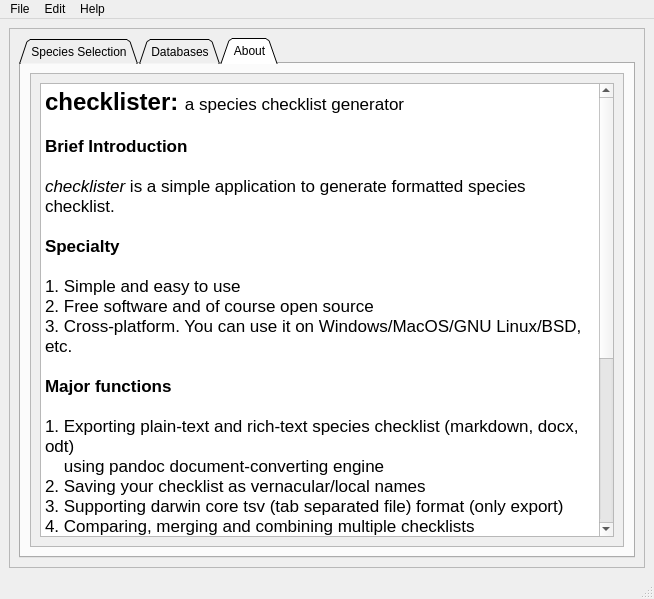
This is src/ui/ui_main.ui in TaiBON/checklister as Qt 5 draws it before an edit. The edited form follows.
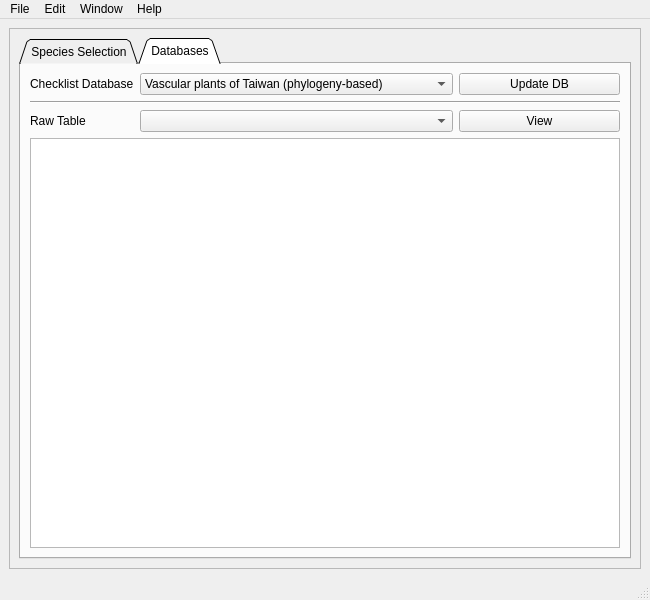
This is the edited form. The open tabs and pages were chosen to show the change. Icons and pictures are not drawn.

The edit to the form file:
```diff
--- a/src/ui/ui_main.ui
+++ b/src/ui/ui_main.ui
@@ -6,8 +6,8 @@
    <rect>
     <x>0</x>
     <y>0</y>
-    <width>654</width>
-    <height>599</height>
+    <width>650</width>
+    <height>600</height>
    </rect>
   </property>
   <property name="sizePolicy">
@@ -40,7 +40,7 @@
         <rect>
          <x>0</x>
          <y>0</y>
-         <width>628</width>
+         <width>624</width>
          <height>538</height>
         </rect>
        </property>
@@ -875,74 +875,6 @@
            <zorder>butViewTable</zorder>
            <zorder>line</zorder>
           </widget>
-          <widget class="QWidget" name="About">
-           <attribute name="title">
-            <string>About</string>
-           </attribute>
-           <layout class="QGridLayout" name="gridLayout_10">
-            <item row="0" column="0">
-             <widget class="QScrollArea" name="scrollArea_2">
-              <property name="widgetResizable">
-               <bool>true</bool>
-              </property>
-              <widget class="QWidget" name="scrollAreaWidgetContents_2">
-               <property name="geometry">
-                <rect>
-                 <x>0</x>
-                 <y>0</y>
-                 <width>556</width>
-                 <height>451</height>
-                </rect>
-               </property>
-               <layout class="QGridLayout" name="gridLayout_11">
-                <item row="0" column="0">
-                 <widget class="QTextBrowser" name="textBrowser">
-                  <property name="html">
-                   <string>&lt;!DOCTYPE HTML PUBLIC &quot;-//W3C//DTD HTML 4.0//EN&quot; &quot;http://www.w3.org/TR/REC-html40/strict.dtd&quot;&gt;
-&lt;html&gt;&lt;head&gt;&lt;meta name=&quot;qrichtext&quot; content=&quot;1&quot; /&gt;&lt;style type=&quot;text/css&quot;&gt;
-p, li { white-space: pre-wrap; }
-&lt;/style&gt;&lt;/head&gt;&lt;body style=&quot; font-family:'.SF NS Text'; font-size:13pt; font-weight:400; font-style:normal;&quot;&gt;
-&lt;p style=&quot; margin-top:0px; margin-bottom:0px; margin-left:0px; margin-right:0px; -qt-block-indent:0; text-indent:0px;&quot;&gt;&lt;span style=&quot; font-size:18pt; font-weight:600;&quot;&gt;checklister: &lt;/span&gt;a species checklist generator&lt;/p&gt;
-&lt;p style=&quot;-qt-paragraph-type:empty; margin-top:0px; margin-bottom:0px; margin-left:0px; margin-right:0px; -qt-block-indent:0; text-indent:0px;&quot;&gt;&lt;br /&gt;&lt;/p&gt;
-&lt;p style=&quot; margin-top:0px; margin-bottom:0px; margin-left:0px; margin-right:0px; -qt-block-indent:0; text-indent:0px;&quot;&gt;&lt;span style=&quot; font-weight:600;&quot;&gt;Brief Introduction&lt;/span&gt;&lt;/p&gt;
-&lt;p style=&quot;-qt-paragraph-type:empty; margin-top:0px; margin-bottom:0px; margin-left:0px; margin-right:0px; -qt-block-indent:0; text-indent:0px;&quot;&gt;&lt;br /&gt;&lt;/p&gt;
-&lt;p style=&quot; margin-top:0px; margin-bottom:0px; margin-left:0px; margin-right:0px; -qt-block-indent:0; text-indent:0px;&quot;&gt;&lt;span style=&quot; font-style:italic;&quot;&gt;checklister &lt;/span&gt;is a simple application to generate formatted species checklist.&lt;/p&gt;
-&lt;p style=&quot;-qt-paragraph-type:empty; margin-top:0px; margin-bottom:0px; margin-left:0px; margin-right:0px; -qt-block-indent:0; text-indent:0px;&quot;&gt;&lt;br /&gt;&lt;/p&gt;
-&lt;p style=&quot; margin-top:0px; margin-bottom:0px; margin-left:0px; margin-right:0px; -qt-block-indent:0; text-indent:0px;&quot;&gt;&lt;span style=&quot; font-weight:600;&quot;&gt;Specialty&lt;/span&gt;&lt;/p&gt;
-&lt;p style=&quot;-qt-paragraph-type:empty; margin-top:0px; margin-bottom:0px; margin-left:0px; margin-right:0px; -qt-block-indent:0; text-indent:0px;&quot;&gt;&lt;br /&gt;&lt;/p&gt;
-&lt;p style=&quot; margin-top:0px; margin-bottom:0px; margin-left:0px; margin-right:0px; -qt-block-indent:0; text-indent:0px;&quot;&gt;1. Simple and easy to use&lt;/p&gt;
-&lt;p style=&quot; margin-top:0px; margin-bottom:0px; margin-left:0px; margin-right:0px; -qt-block-indent:0; text-indent:0px;&quot;&gt;2. Free software and of course open source&lt;/p&gt;
-&lt;p style=&quot; margin-top:0px; margin-bottom:0px; margin-left:0px; margin-right:0px; -qt-block-indent:0; text-indent:0px;&quot;&gt;3. Cross-platform. You can use it on Windows/MacOS/GNU Linux/BSD, etc.&lt;/p&gt;
-&lt;p style=&quot;-qt-paragraph-type:empty; margin-top:0px; margin-bottom:0px; margin-left:0px; margin-right:0px; -qt-block-indent:0; text-indent:0px;&quot;&gt;&lt;br /&gt;&lt;/p&gt;
-&lt;p style=&quot; margin-top:0px; margin-bottom:0px; margin-left:0px; margin-right:0px; -qt-block-indent:0; text-indent:0px;&quot;&gt;&lt;span style=&quot; font-weight:600;&quot;&gt;Major functions&lt;/span&gt;&lt;/p&gt;
-&lt;p style=&quot;-qt-paragraph-type:empty; margin-top:0px; margin-bottom:0px; margin-left:0px; margin-right:0px; -qt-block-indent:0; text-indent:0px;&quot;&gt;&lt;br /&gt;&lt;/p&gt;
-&lt;p style=&quot; margin-top:0px; margin-bottom:0px; margin-left:0px; margin-right:0px; -qt-block-indent:0; text-indent:0px;&quot;&gt;1. Exporting plain-text and rich-text species checklist (markdown, docx, odt)&lt;/p&gt;
-&lt;p style=&quot; margin-top:0px; margin-bottom:0px; margin-left:0px; margin-right:0px; -qt-block-indent:0; text-indent:0px;&quot;&gt;    using pandoc document-converting engine&lt;/p&gt;
-&lt;p style=&quot; margin-top:0px; margin-bottom:0px; margin-left:0px; margin-right:0px; -qt-block-indent:0; text-indent:0px;&quot;&gt;2. Saving your checklist as vernacular/local names&lt;/p&gt;
-&lt;p style=&quot; margin-top:0px; margin-bottom:0px; margin-left:0px; margin-right:0px; -qt-block-indent:0; text-indent:0px;&quot;&gt;3. Supporting darwin core tsv (tab separated file) format (only export)&lt;/p&gt;
-&lt;p style=&quot; margin-top:0px; margin-bottom:0px; margin-left:0px; margin-right:0px; -qt-block-indent:0; text-indent:0px;&quot;&gt;4. Comparing, merging and combining multiple checklists&lt;/p&gt;
-&lt;p style=&quot; margin-top:0px; margin-bottom:0px; margin-left:0px; margin-right:0px; -qt-block-indent:0; text-indent:0px;&quot;&gt;5. Formating scientific name as italic fonts in Excel (primitive function)&lt;/p&gt;
-&lt;p style=&quot;-qt-paragraph-type:empty; margin-top:0px; margin-bottom:0px; margin-left:0px; margin-right:0px; -qt-block-indent:0; text-indent:0px;&quot;&gt;&lt;br /&gt;&lt;/p&gt;
-&lt;p style=&quot; margin-top:0px; margin-bottom:0px; margin-left:0px; margin-right:0px; -qt-block-indent:0; text-indent:0px;&quot;&gt;&lt;span style=&quot; font-weight:600;&quot;&gt;Contact Information&lt;/span&gt;&lt;/p&gt;
-&lt;p style=&quot;-qt-paragraph-type:empty; margin-top:0px; margin-bottom:0px; margin-left:0px; margin-right:0px; -qt-block-indent:0; text-indent:0px;&quot;&gt;&lt;br /&gt;&lt;/p&gt;
-&lt;p style=&quot; margin-top:0px; margin-bottom:0px; margin-left:0px; margin-right:0px; -qt-block-indent:0; text-indent:0px;&quot;&gt;Official Website: http://github.com/TaiBON/checklister&lt;/p&gt;
-&lt;p style=&quot; margin-top:0px; margin-bottom:0px; margin-left:0px; margin-right:0px; -qt-block-indent:0; text-indent:0px;&quot;&gt;Author:  Cheng-Tao Lin mutolisp@mail.ncyu.edu.tw; mutolisp@gmail.com&lt;/p&gt;
-&lt;p style=&quot; margin-top:0px; margin-bottom:0px; margin-left:0px; margin-right:0px; -qt-block-indent:0; text-indent:0px;&quot;&gt;Department of Biological Resources, National Chiayi University&lt;/p&gt;
-&lt;p style=&quot;-qt-paragraph-type:empty; margin-top:0px; margin-bottom:0px; margin-left:0px; margin-right:0px; -qt-block-indent:0; text-indent:0px;&quot;&gt;&lt;br /&gt;&lt;/p&gt;
-&lt;p style=&quot; margin-top:0px; margin-bottom:0px; margin-left:0px; margin-right:0px; -qt-block-indent:0; text-indent:0px;&quot;&gt;Contribution is welcome! &lt;/p&gt;
-&lt;p style=&quot;-qt-paragraph-type:empty; margin-top:0px; margin-bottom:0px; margin-left:0px; margin-right:0px; -qt-block-indent:0; text-indent:0px;&quot;&gt;&lt;br /&gt;&lt;/p&gt;
-&lt;p style=&quot; margin-top:0px; margin-bottom:0px; margin-left:0px; margin-right:0px; -qt-block-indent:0; text-indent:0px;&quot;&gt;&lt;span style=&quot; font-weight:600;&quot;&gt;License&lt;/span&gt;: GPL v3&lt;/p&gt;
-&lt;p style=&quot;-qt-paragraph-type:empty; margin-top:0px; margin-bottom:0px; margin-left:0px; margin-right:0px; -qt-block-indent:0; text-indent:0px;&quot;&gt;&lt;br /&gt;&lt;/p&gt;
-&lt;p style=&quot; margin-top:0px; margin-bottom:0px; margin-left:0px; margin-right:0px; -qt-block-indent:0; text-indent:0px;&quot;&gt;https://github.com/TaiBON/checklister/blob/master/LICENSE&lt;/p&gt;&lt;/body&gt;&lt;/html&gt;</string>
-                  </property>
-                 </widget>
-                </item>
-               </layout>
-              </widget>
-             </widget>
-            </item>
-           </layout>
-          </widget>
          </widget>
         </item>
        </layout>
@@ -951,12 +883,13 @@
     </item>
    </layout>
   </widget>
+  <widget class="QStatusBar" name="statusbar"/>
   <widget class="QMenuBar" name="menubar">
    <property name="geometry">
     <rect>
      <x>0</x>
      <y>0</y>
-     <width>654</width>
+     <width>650</width>
      <height>22</height>
     </rect>
    </property>
@@ -985,11 +918,19 @@
     <addaction name="actionHomepage"/>
     <addaction name="actionReportIssues"/>
    </widget>
+   <widget class="QMenu" name="menuWindow">
+    <property name="title">
+     <string>Window</string>
+    </property>
+    <addaction name="actionMinimize"/>
+    <addaction name="actionMaximize"/>
+    <addaction name="actionZoom"/>
+   </widget>
    <addaction name="menuFile"/>
    <addaction name="menuEdit"/>
+   <addaction name="menuWindow"/>
    <addaction name="menuHelp"/>
   </widget>
-  <widget class="QStatusBar" name="statusbar"/>
   <action name="actionExport">
    <property name="icon">
     <iconset resource="../iconResources.qrc">
```
Left out of the diff: 49 changed lines with no effect on the pictures.
